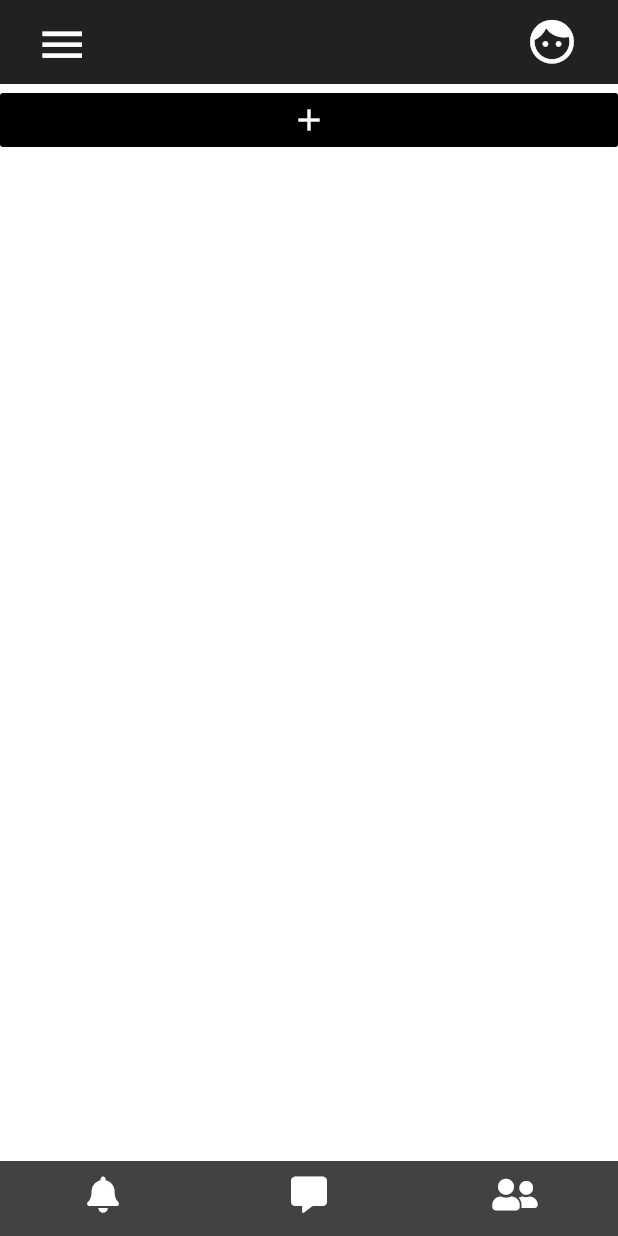
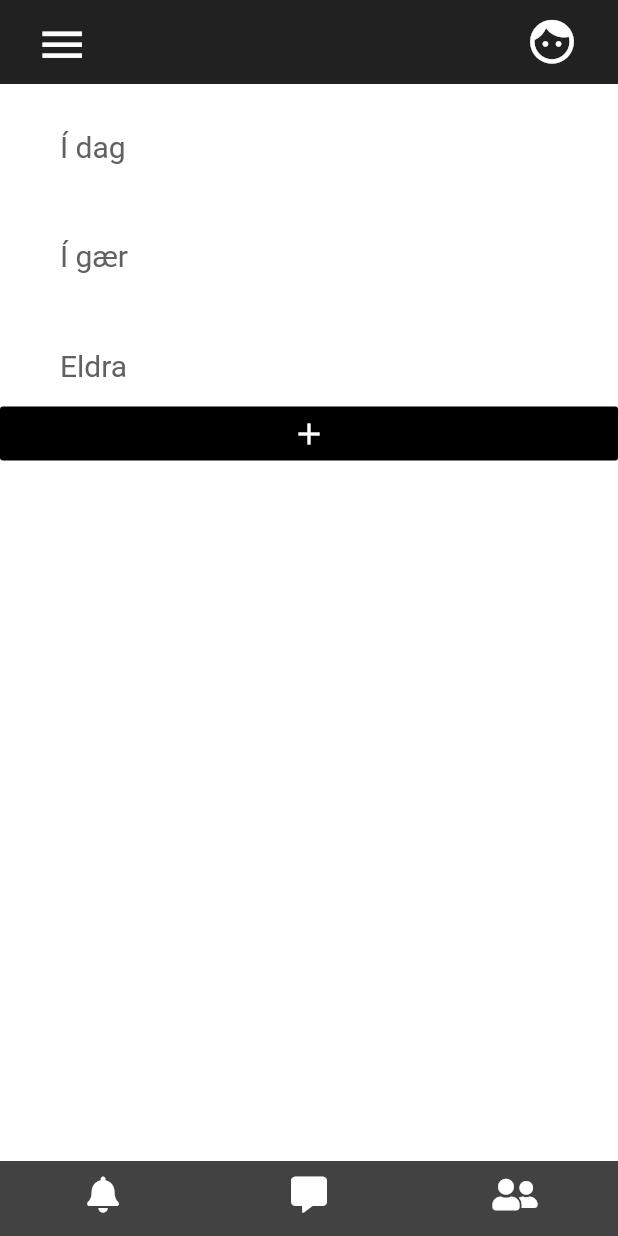
Before and after one commit to Stefant17/Koli, a Flutter app: the Overview screen opened by its route, on a phone screen of 412 x 824 dp. Run offline on Flutter 3.47's test engine with Material 2 defaults, Android fonts, the phone set to English and light mode, and no system bars; our stand-ins replace animated_text_kit, charts_flutter, cloud_firestore, firebase_auth, flutter_spinkit, font_awesome_flutter and 1 more; missing offline and left inert: achievement_view, calendar_time, dart:ffi, mailer; accounts and stored records are empty.

```diff
--- a/assets/testing/card_transactions/4111111145551142.json
+++ b/assets/testing/card_transactions/4111111145551142.json
@@ -1,4 +1,7 @@
 [
 	{"FAERSLUDAGS": "02.01.2020 00:00:00", "INNLEND_ERLEND": "innlent", "SOLUADILI": "Krónan", "MCC": "5411", "FAERSLUUPPHAED": "3499"},
-	{"FAERSLUDAGS": "01.01.2020 00:00:00", "INNLEND_ERLEND": "innlent", "SOLUADILI": "Krónan", "MCC": "5411", "FAERSLUUPPHAED": "5000"}
+	{"FAERSLUDAGS": "01.01.2020 00:00:00", "INNLEND_ERLEND": "innlent", "SOLUADILI": "Krónan", "MCC": "5411", "FAERSLUUPPHAED": "5000"},
+	{"FAERSLUDAGS": "02.04.2020 00:00:00", "INNLEND_ERLEND": "innlent", "SOLUADILI": "Krónan", "MCC": "5411", "FAERSLUUPPHAED": "7900"},
+	{"FAERSLUDAGS": "03.04.2020 00:00:00", "INNLEND_ERLEND": "innlent", "SOLUADILI": "N1", "MCC": "5411", "FAERSLUUPPHAED": "10000"},
+	{"FAERSLUDAGS": "03.04.2020 00:00:00", "INNLEND_ERLEND": "innlent", "SOLUADILI": "H&M", "MCC": "5411", "FAERSLUUPPHAED": "6900"}
 ]
--- a/assets/testing/card_transactions/4263982640269299.json
+++ b/assets/testing/card_transactions/4263982640269299.json
@@ -1,5 +1,8 @@
 [
 	{"FAERSLUDAGS": "02.01.2020 00:00:00", "INNLEND_ERLEND": "innlent", "SOLUADILI": "Krónan", "MCC": "5411", "FAERSLUUPPHAED": "3499"},
 	{"FAERSLUDAGS": "01.01.2020 00:00:00", "INNLEND_ERLEND": "innlent", "SOLUADILI": "Krónan", "MCC": "5411", "FAERSLUUPPHAED": "5000"},
-	{"FAERSLUDAGS": "01.03.2020 00:00:00", "INNLEND_ERLEND": "innlent", "SOLUADILI": "Krónan", "MCC": "5411", "FAERSLUUPPHAED": "5000"}
+	{"FAERSLUDAGS": "01.03.2020 00:00:00", "INNLEND_ERLEND": "innlent", "SOLUADILI": "Krónan", "MCC": "5411", "FAERSLUUPPHAED": "5000"},
+	{"FAERSLUDAGS": "02.04.2020 00:00:00", "INNLEND_ERLEND": "innlent", "SOLUADILI": "Krónan", "MCC": "5411", "FAERSLUUPPHAED": "7900"},
+	{"FAERSLUDAGS": "03.04.2020 00:00:00", "INNLEND_ERLEND": "innlent", "SOLUADILI": "N1", "MCC": "5411", "FAERSLUUPPHAED": "10000"},
+	{"FAERSLUDAGS": "03.04.2020 00:00:00", "INNLEND_ERLEND": "innlent", "SOLUADILI": "H&M", "MCC": "5411", "FAERSLUUPPHAED": "6900"}
 ]
--- a/lib/models/date.dart
+++ b/lib/models/date.dart
@@ -60,4 +60,8 @@ class Date {
   List getMonthList() {
     return months;
   }
+
+  String getDayAndMonth() {
+    return '$day. ${months[month]}';
+  }
 }
--- a/lib/screens/overview/overview.dart
+++ b/lib/screens/overview/overview.dart
@@ -1,6 +1,7 @@
 import 'package:flutter/material.dart';
 import 'package:koli/constants/constants.dart';
 import 'package:koli/forms/create_transaction_form.dart';
+import 'package:koli/models/date.dart';
 import 'package:koli/models/transaction.dart';
 import 'package:koli/models/user.dart';
 import 'package:koli/services/dataService.dart';
@@ -8,6 +9,7 @@ import 'package:koli/shared/appbar.dart';
 import 'package:koli/shared/bottom_navbar.dart';
 import 'package:koli/views/transaction_view.dart';
 import 'package:provider/provider.dart';
+import 'package:calendar_time/calendar_time.dart';
 
 class Overview extends StatefulWidget {
   @override
@@ -35,6 +37,28 @@ class _OverviewState extends State<Overview> {
       builder: (context, snapshot) {
         if(snapshot.hasData) {
           List<UserTransaction> userTransactions = snapshot.data;
+          List<UserTransaction> todayTransactions = [];
+          List<UserTransaction> yesterdayTransactions = [];
+          List<UserTransaction> olderTransactions = [];
+
+          for(var i = 0; i < userTransactions.length; i++) {
+            var date = DatabaseService().convertToDateTimeFormat(userTransactions[i].date);
+            var calendarDate = CalendarTime(DateTime.now());
+
+            if(calendarDate.startOfToday().toString() == date + '0') {
+              userTransactions[i].date = Date(DateTime.parse(date)).getDayAndMonth();
+              todayTransactions.add(userTransactions[i]);
+            }
+
+            else if(calendarDate.startOfYesterday().toString() == date + '0') {
+              userTransactions[i].date = Date(DateTime.parse(date)).getDayAndMonth();
+              yesterdayTransactions.add(userTransactions[i]);
+            }
+
+            else {
+              olderTransactions.add(userTransactions[i]);
+            }
+          }
 
           return Scaffold(
             backgroundColor: Colors.white,
@@ -44,8 +68,61 @@ class _OverviewState extends State<Overview> {
               children: <Widget>[
                 Column(
                   children: <Widget>[
+                    Container(
+                      padding: EdgeInsets.fromLTRB(40, 30, 0, 10),
+                      alignment: Alignment.bottomLeft,
+                      child: Text(
+                        'Í dag',
+                        style: TextStyle(
+                          fontSize: 20,
+                          color: Colors.grey[700],
+                        ),
+                      ),
+                    ),
+
                     Column(
-                      children: userTransactions.map((trans) => TransactionView(
+                      children: todayTransactions.map((trans) => TransactionView(
+                        userTransaction: trans,
+                        uid: user.uid,
+                      )).toList(),
+                    ),
+
+                    SizedBox(height: 10),
+
+                    Container(
+                      padding: EdgeInsets.fromLTRB(40, 30, 0, 10),
+                      alignment: Alignment.bottomLeft,
+                      child: Text(
+                        'Í gær',
+                        style: TextStyle(
+                          fontSize: 20,
+                          color: Colors.grey[700],
+                        ),
+                      ),
+                    ),
+
+                    Column(
+                      children: yesterdayTransactions.map((trans) => TransactionView(
+                        userTransaction: trans,
+                        uid: user.uid,
+                      )).toList(),
+                    ),
+
+                    SizedBox(height: 10),
+
+                    Container(
+                      padding: EdgeInsets.fromLTRB(40, 30, 0, 10),
+                      alignment: Alignment.bottomLeft,
+                      child: Text(
+                        'Eldra',
+                        style: TextStyle(
+                          fontSize: 20,
+                          color: Colors.grey[700],
+                        ),
+                      ),
+                    ),
+                    Column(
+                      children: olderTransactions.map((trans) => TransactionView(
                         userTransaction: trans,
                         uid: user.uid,
                       )).toList(),
--- a/pubspec.yaml
+++ b/pubspec.yaml
@@ -40,6 +40,7 @@ dependencies:
   achievement_view: ^0.2.0
   animated_text_kit: ^2.0.0
   flutter_icons: ^1.0.0+1
+  calendar_time: ^0.0.3
 
 
 dev_dependencies:
```
Also changed, not shown: lib/views/transaction_view.dart (+19 -6 lines), pubspec.lock.
